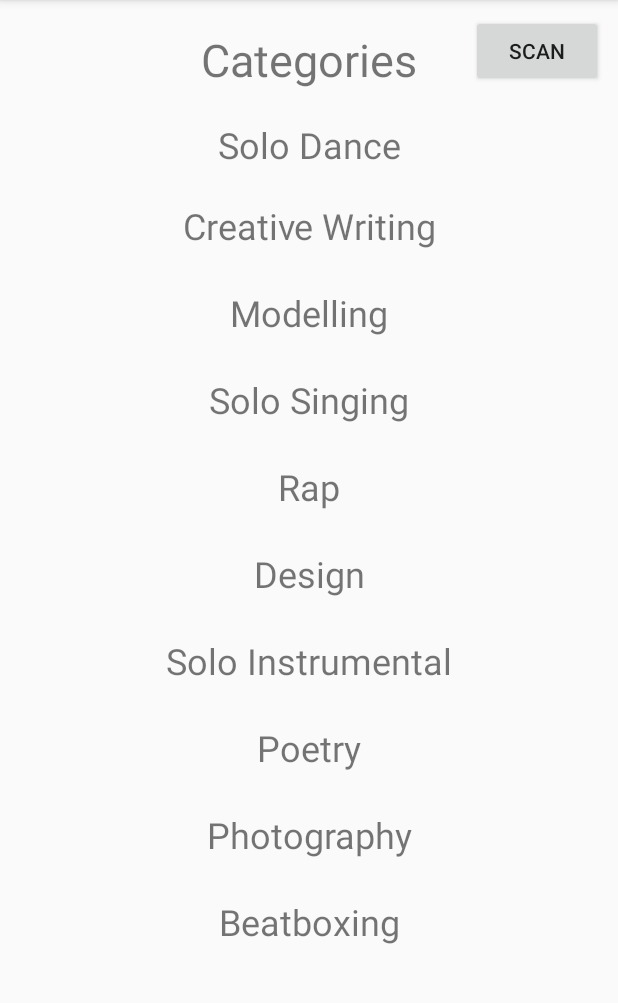
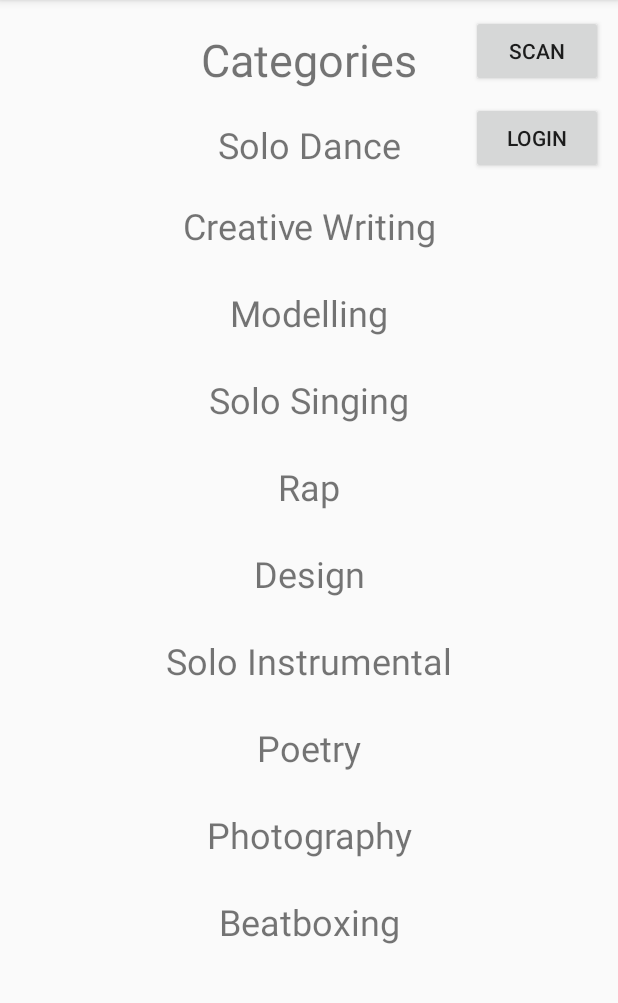
Before and after one commit to sheelfshah/mi-android, an Android app: the screen it shows after launch (MainActivity), on a phone screen of 412 x 824 dp, the part 84-1087 px from its top. Run offline under Robolectric (Android 15) with nearby library versions, the phone set to English and light mode, and no system bars.

Commit message:
login added

```diff
--- a/app/build.gradle
+++ b/app/build.gradle
@@ -42,8 +42,8 @@ dependencies {
 
     implementation 'com.github.bumptech.glide:glide:4.7.1'
     annotationProcessor 'com.github.bumptech.glide:compiler:4.7.1'
-
-    implementation 'com.google.android.gms:play-services-vision:11.8.0'
+    implementation 'com.google.android.gms:play-services-auth:18.0.0'
+    implementation 'com.google.android.gms:play-services-vision:20.0.0'
 
     implementation 'androidx.legacy:legacy-support-v4:1.0.0'
 }
--- a/app/src/main/java/com/example/myapplication06/MainActivity.java
+++ b/app/src/main/java/com/example/myapplication06/MainActivity.java
@@ -4,24 +4,83 @@ import androidx.appcompat.app.AppCompatActivity;
 
 import android.content.Intent;
 import android.os.Bundle;
+import android.util.Log;
 import android.view.View;
+import android.widget.Button;
 import android.widget.TextView;
 
+import com.google.android.gms.auth.api.signin.GoogleSignIn;
+import com.google.android.gms.auth.api.signin.GoogleSignInAccount;
+import com.google.android.gms.auth.api.signin.GoogleSignInClient;
+import com.google.android.gms.auth.api.signin.GoogleSignInOptions;
+import com.google.android.gms.common.api.ApiException;
+import com.google.android.gms.tasks.Task;
+
 public class MainActivity extends AppCompatActivity {
+    private GoogleSignInClient mGoogleSignInClient;
 
     @Override
     protected void onCreate(Bundle savedInstanceState) {
         super.onCreate(savedInstanceState);
         setContentView(R.layout.activity_main);
+        GoogleSignInOptions gso = new GoogleSignInOptions.Builder(GoogleSignInOptions.DEFAULT_SIGN_IN)
+                .requestEmail()
+                .build();
+        mGoogleSignInClient = GoogleSignIn.getClient(this, gso);
+    }
+    @Override
+    protected void onStart(){
+        super.onStart();
+        GoogleSignInAccount account = GoogleSignIn.getLastSignedInAccount(this);
+        updateUI(account);
     }
     public void launchNew(View v){
         Intent i=new Intent(this, NewActivity.class);
         i.putExtra("category",((TextView)v).getText().toString());
         startActivity(i);
     }
+    public void updateUI(GoogleSignInAccount account){
+        Button signinbtn=(Button)findViewById(R.id.loginbutton);
+        TextView username=(TextView)findViewById(R.id.usernametext);
+        if(account==null){
+            signinbtn.setVisibility(View.VISIBLE);
+            username.setVisibility(View.GONE);
+        }
+        else{
+            signinbtn.setVisibility(View.GONE);
+            username.setVisibility(View.VISIBLE);
+            username.setText(account.getEmail());
+        }
+    }
 
     public void btnClick(View v){
         Intent i=new Intent(this,ScannedBarcodeActivity.class);
         startActivity(i);
     }
+    public void launchLoginActivity(View v){
+        Intent signInIntent = mGoogleSignInClient.getSignInIntent();
+        startActivityForResult(signInIntent,6);
+    }
+    @Override
+    public void onActivityResult(int requestCode, int resultCode, Intent data) {
+        super.onActivityResult(requestCode, resultCode, data);
+        // Result returned from launching the Intent from GoogleSignInClient.getSignInIntent(...);
+        if (requestCode == 6) {
+            // The Task returned from this call is always completed, no need to attach
+            // a listener.
+            Task<GoogleSignInAccount> task = GoogleSignIn.getSignedInAccountFromIntent(data);
+            //handleSignInResult(task);
+            try {
+                GoogleSignInAccount account = task.getResult(ApiException.class);
+
+                // Signed in successfully, show authenticated UI.
+                updateUI(account);
+            } catch (ApiException e) {
+                // The ApiException status code indicates the detailed failure reason.
+                // Please refer to the GoogleSignInStatusCodes class reference for more information.
+                Log.w("xeex", "signInResult:failed code=" + e.getStatusCode());
+                updateUI(null);
+            }
+        }
+    }
 }
--- a/app/src/main/res/layout/activity_main.xml
+++ b/app/src/main/res/layout/activity_main.xml
@@ -158,4 +158,25 @@
         android:text="Scan"
         app:layout_constraintEnd_toEndOf="parent"
         app:layout_constraintTop_toTopOf="parent" />
+
+    <Button
+        android:id="@+id/loginbutton"
+        android:layout_width="wrap_content"
+        android:layout_height="wrap_content"
+        android:layout_marginTop="10dp"
+        android:layout_marginEnd="10dp"
+        android:onClick="launchLoginActivity"
+        android:text="Login"
+        app:layout_constraintEnd_toEndOf="parent"
+        app:layout_constraintTop_toBottomOf="@+id/button4" />
+
+    <TextView
+        android:id="@+id/usernametext"
+        android:layout_width="wrap_content"
+        android:layout_height="wrap_content"
+        android:layout_marginStart="10dp"
+        android:layout_marginTop="10dp"
+        android:text="Logged In"
+        app:layout_constraintStart_toStartOf="parent"
+        app:layout_constraintTop_toTopOf="parent" />
 </androidx.constraintlayout.widget.ConstraintLayout>
--- a/app/src/main/res/layout/item_layout.xml
+++ b/app/src/main/res/layout/item_layout.xml
@@ -31,7 +31,7 @@
         app:layout_constraintTop_toTopOf="parent" />
 
     <TextView
-        android:id="@+id/urltext"
+        android:id="@+id/itemcontact"
         android:layout_width="294dp"
         android:layout_height="33dp"
         android:layout_marginTop="20dp"
@@ -49,7 +49,7 @@
         android:text="TextView"
         android:textAlignment="center"
         app:layout_constraintEnd_toEndOf="@+id/itemcontact"
-        app:layout_constraintStart_toStartOf="@+id/itemcontact"
+        app:layout_constraintStart_toStartOf="@+id/urltext"
         app:layout_constraintTop_toBottomOf="@+id/itemcontact" />
 
 </androidx.constraintlayout.widget.ConstraintLayout>
```
Also changed, not shown: app/src/main/java/com/example/myapplication06/ScannedBarcodeActivity.java (+13 -15 lines).
